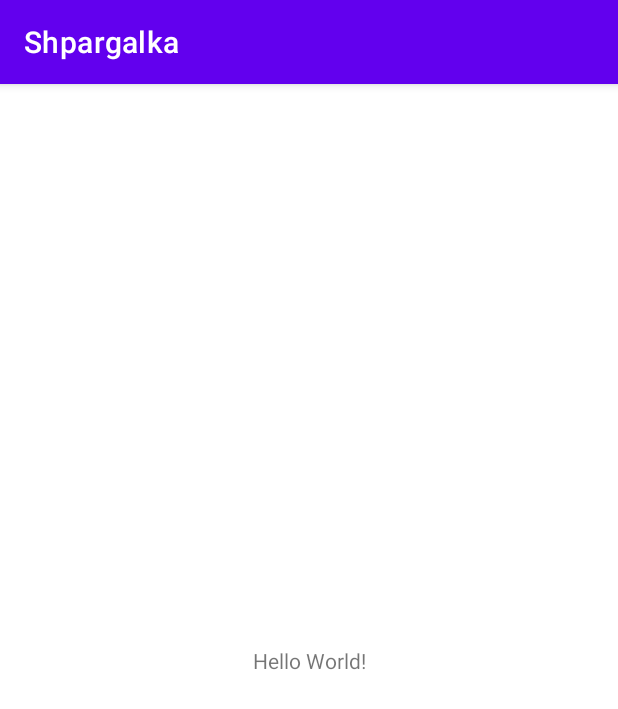
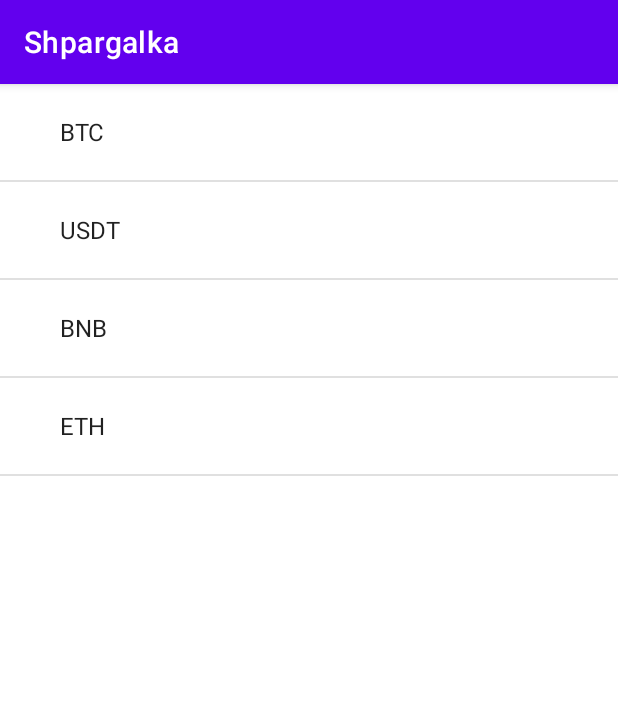
Before and after one commit to Sos0Burger/Shpargalka, an Android app: the screen it shows after launch (MainActivity), on a phone screen of 412 x 824 dp. Shown: the top 709 px of the screen. Run offline under Robolectric (Android 15) with nearby library versions, the phone set to English and light mode, and no system bars.

Commit message:
cyptoList added

```diff
--- a/app/src/main/java/com/example/shpargalka/MainActivity.java
+++ b/app/src/main/java/com/example/shpargalka/MainActivity.java
@@ -3,6 +3,10 @@ package com.example.shpargalka;
 import androidx.appcompat.app.AppCompatActivity;
 
 import android.os.Bundle;
+import android.view.View;
+import android.widget.AdapterView;
+import android.widget.ArrayAdapter;
+import android.widget.ListView;
 
 public class MainActivity extends AppCompatActivity {
 
@@ -10,5 +14,17 @@ public class MainActivity extends AppCompatActivity {
     protected void onCreate(Bundle savedInstanceState) {
         super.onCreate(savedInstanceState);
         setContentView(R.layout.activity_main);
+
+        ListView cryptoList = findViewById(R.id.cryptoList);
+        String[] crypto = getResources().getStringArray(R.array.Crypto);
+        ArrayAdapter<String> adapter = new ArrayAdapter(this, android.R.layout.simple_expandable_list_item_1, crypto);
+        cryptoList.setAdapter(adapter);
+        cryptoList.setOnItemClickListener(new AdapterView.OnItemClickListener(){
+            @Override
+            public void onItemClick(AdapterView<?> parent, View v, int position, long id)
+            {
+                String selectedItem = (String)parent.getItemAtPosition(position);
+            }
+        });
     }
 }
--- a/app/src/main/res/layout/activity_main.xml
+++ b/app/src/main/res/layout/activity_main.xml
@@ -6,13 +6,14 @@
     android:layout_height="match_parent"
     tools:context=".MainActivity">
 
-    <TextView
-        android:layout_width="wrap_content"
-        android:layout_height="wrap_content"
-        android:text="Hello World!"
+    <ListView
+        android:id="@+id/cryptoList"
+        android:layout_width="0dp"
+        android:layout_height="0dp"
         app:layout_constraintBottom_toBottomOf="parent"
-        app:layout_constraintLeft_toLeftOf="parent"
-        app:layout_constraintRight_toRightOf="parent"
-        app:layout_constraintTop_toTopOf="parent" />
-
+        app:layout_constraintEnd_toEndOf="parent"
+        app:layout_constraintHorizontal_bias="0.0"
+        app:layout_constraintStart_toStartOf="parent"
+        app:layout_constraintTop_toTopOf="parent"
+        app:layout_constraintVertical_bias="0.0" />
 </androidx.constraintlayout.widget.ConstraintLayout>
--- /dev/null
+++ b/app/src/main/res/values/cryptoArr.xml
@@ -0,0 +1,9 @@
+<?xml version="1.0" encoding="utf-8"?>
+<resources>
+    <string-array name="Crypto">
+        <item>BTC</item>
+        <item>USDT</item>
+        <item>BNB</item>
+        <item>ETH</item>
+    </string-array>
+</resources>
```
